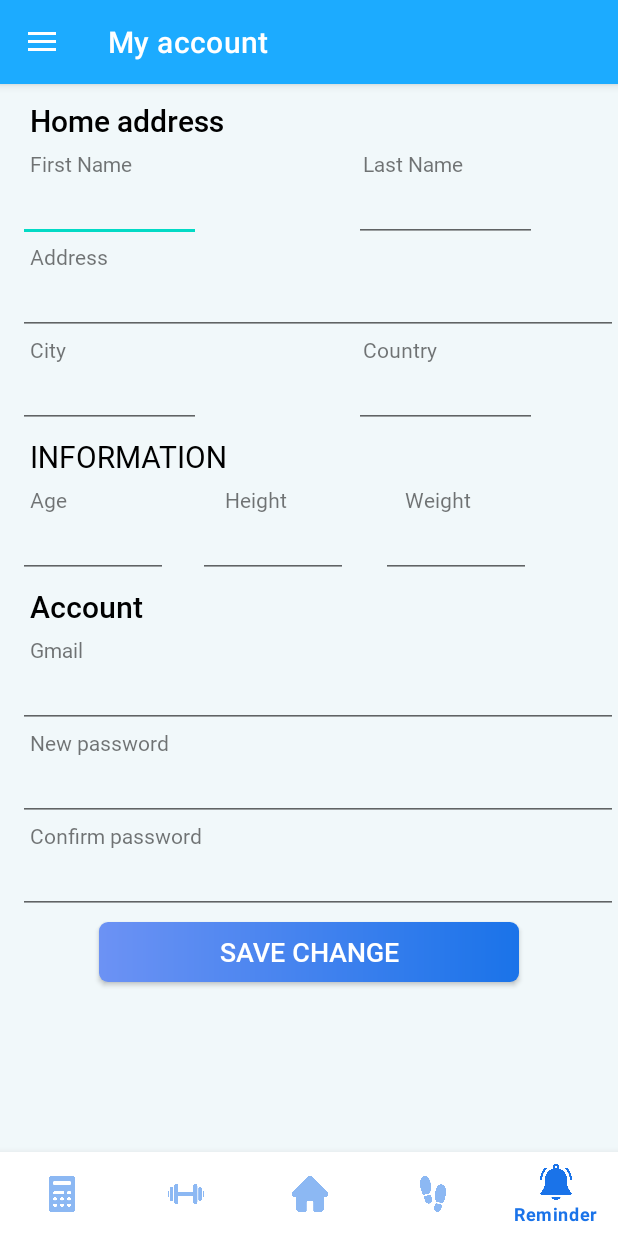
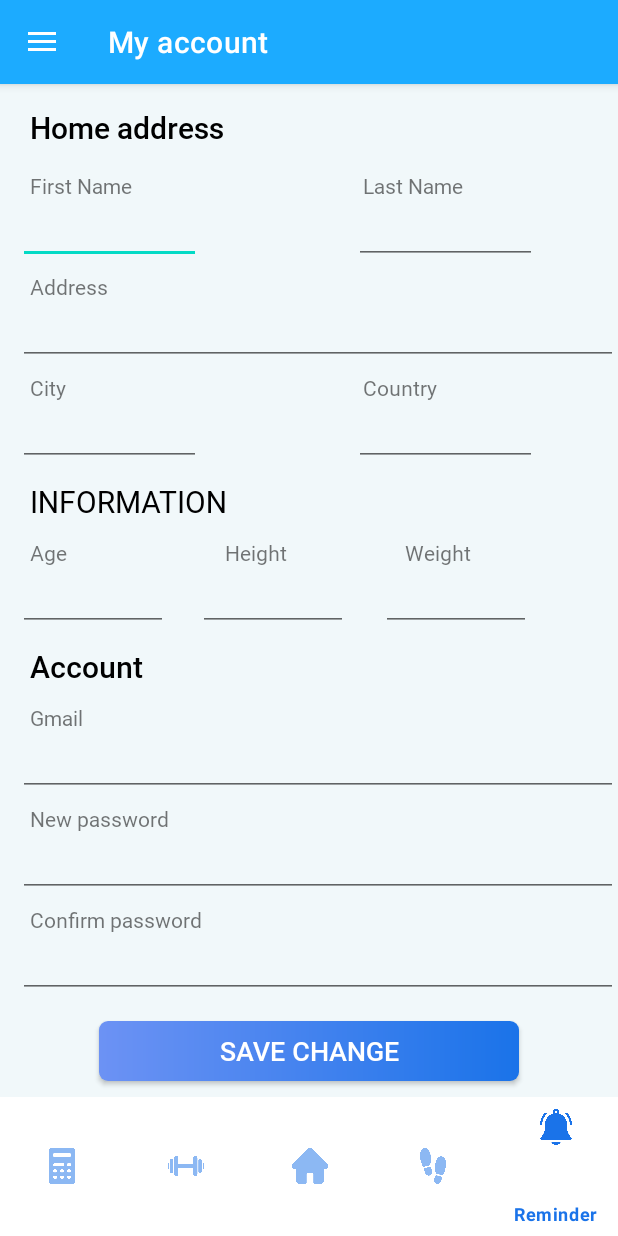
Before and after one commit to baonehe/Fitness, an Android app: the HomeActivity screen opened directly, with no data from a screen before it, in the side drawer, after a tap on "My account", on a phone screen of 412 x 824 dp. Run offline under Robolectric (Android 15) with nearby library versions, the phone set to English and light mode, and no system bars; our stand-ins replace Firebase (no records; nobody signed in at launch, a user with empty details on screens opened directly); libraries missing offline, so code that uses them is left out: com.github.mikephil.charting.

Commit message:
Update Maps

```diff
--- a/UDDD_Project/app/build.gradle
+++ b/UDDD_Project/app/build.gradle
@@ -43,6 +43,7 @@ dependencies {
     implementation 'androidx.constraintlayout:constraintlayout:2.1.3'
     implementation 'com.google.firebase:firebase-auth:21.0.4'
     implementation 'pl.droidsonroids.gif:android-gif-drawable:1.2.19'
+    implementation 'com.google.android.gms:play-services-maps:18.0.2'
     implementation 'androidx.legacy:legacy-support-v4:1.0.0'
     implementation 'androidx.navigation:navigation-fragment:2.3.5'
     implementation 'androidx.navigation:navigation-ui:2.3.5'
--- a/UDDD_Project/app/src/main/res/layout/activity_home.xml
+++ b/UDDD_Project/app/src/main/res/layout/activity_home.xml
@@ -7,7 +7,6 @@
     android:layout_width="match_parent"
     android:layout_height="match_parent"
     android:background="#F1F8FA"
-    android:fitsSystemWindows="true"
     tools:context=".HomeActivity">
 
     <LinearLayout
@@ -20,6 +19,7 @@
             android:layout_width="match_parent"
             android:layout_height="wrap_content"
             android:theme="@style/ThemeOverlay.AppCompat.Dark.ActionBar">
+
             <androidx.appcompat.widget.Toolbar
                 android:id="@+id/toolbar"
                 android:layout_width="match_parent"
@@ -27,25 +27,32 @@
                 android:theme="@style/ThemeOverlay.AppCompat.Dark.ActionBar" />
 
         </com.google.android.material.appbar.AppBarLayout>
+
+        <FrameLayout
+            android:id="@+id/content_frame"
+            android:layout_width="match_parent"
+            android:layout_height="670dp"
+            android:layout_below="@+id/appbar_layout"
+            android:layout_marginTop="5sp" >
+
+        </FrameLayout>
+
         <RelativeLayout
             android:layout_width="match_parent"
-            android:layout_height="0dp"
-            android:layout_weight="1">
-            <FrameLayout
-                android:id="@+id/content_frame"
+            android:layout_height="match_parent"
+            android:layout_gravity="bottom">
+
+
+            <com.google.android.material.bottomnavigation.BottomNavigationView
+                android:id="@+id/bottom_navigation"
                 android:layout_width="match_parent"
                 android:layout_height="match_parent"
-                android:layout_marginTop="5sp" >
-            </FrameLayout>
+                app:itemIconTint="@drawable/bottom_nav_icon"
+                app:itemTextColor="#1A73E9"
+                app:menu="@menu/bottom_nav" />
+
+
         </RelativeLayout>
-        <com.google.android.material.bottomnavigation.BottomNavigationView
-            android:id="@+id/bottom_navigation"
-            android:layout_width="match_parent"
-            android:layout_height="wrap_content"
-            android:layout_gravity="bottom"
-            app:itemIconTint="@drawable/bottom_nav_icon"
-            app:itemTextColor="#1A73E9"
-            app:menu="@menu/bottom_nav" />
     </LinearLayout>
 
     <com.google.android.material.navigation.NavigationView
--- a/UDDD_Project/app/src/main/res/layout/activity_loading_page.xml
+++ b/UDDD_Project/app/src/main/res/layout/activity_loading_page.xml
@@ -9,10 +9,8 @@
     <pl.droidsonroids.gif.GifImageView
         android:layout_width="150dp"
         android:layout_height="150dp"
-        android:layout_centerVertical="true"
-        android:layout_centerHorizontal="true"
-        android:background="@drawable/eatergif"
-        />
+        android:layout_centerInParent="true"
+        android:background="@drawable/eatergif" />
 
     <pl.droidsonroids.gif.GifImageView
         android:layout_width="wrap_content"
--- a/UDDD_Project/app/src/main/res/layout/activity_register.xml
+++ b/UDDD_Project/app/src/main/res/layout/activity_register.xml
@@ -25,6 +25,12 @@
             android:textStyle="bold">
 
         </TextView>
+
+        <pl.droidsonroids.gif.GifImageView
+            android:layout_width="match_parent"
+            android:layout_height="175dp"
+            android:scaleType="centerCrop"
+            android:src="@drawable/planegif" />
 
         <com.google.android.material.textfield.TextInputLayout
             android:id="@+id/email_text_input_register"
--- a/UDDD_Project/app/src/main/res/layout/fragment_my_account.xml
+++ b/UDDD_Project/app/src/main/res/layout/fragment_my_account.xml
@@ -6,7 +6,7 @@
     android:layout_height="match_parent"
     tools:context=".MyAccountFragment">
 
-<!--    <include layout="@layout/toolbar"/>-->
+    <!--    <include layout="@layout/toolbar"/>-->
 
     <LinearLayout
         android:layout_width="match_parent"
@@ -16,234 +16,265 @@
         <TextView
             android:layout_width="match_parent"
             android:layout_height="wrap_content"
+            android:layout_marginTop="10dp"
+            android:layout_marginBottom="5dp"
             android:fontFamily="@font/roboto_medium"
+            android:paddingLeft="20dp"
             android:text="Home address"
-            android:layout_marginTop="5dp"
-            android:paddingLeft="20dp"
-            android:layout_marginBottom="5dp"
-            android:textSize="20dp"
-            android:textColor="@color/black"/>
+            android:textColor="@color/black"
+            android:textSize="20dp" />
+
         <LinearLayout
             android:layout_width="match_parent"
-            android:orientation="horizontal"
-            android:layout_height="wrap_content">
+            android:layout_height="wrap_content"
+            android:layout_marginTop="10dp"
+            android:orientation="horizontal">
+
             <TextView
                 android:layout_width="122dp"
+                android:layout_height="wrap_content"
+                android:layout_marginRight="100dp"
                 android:fontFamily="@font/roboto"
-                android:layout_height="wrap_content"
-                android:text="First Name"
-                android:layout_marginRight="100dp"
-                android:paddingLeft="20dp"/>
+                android:paddingLeft="20dp"
+                android:text="First Name" />
+
             <TextView
                 android:layout_width="match_parent"
+                android:layout_height="wrap_content"
                 android:fontFamily="@font/roboto"
-                android:layout_height="wrap_content"
-                android:text="Last Name"
-                android:paddingLeft="20dp"/>
+                android:paddingLeft="20dp"
+                android:text="Last Name" />
         </LinearLayout>
 
         <LinearLayout
             android:layout_width="match_parent"
-            android:orientation="horizontal"
-            android:layout_height="wrap_content">
-            <EditText
-                android:maxLines="1"
-                android:fontFamily="@font/roboto"
-                android:layout_width="122dp"
-                android:layout_marginLeft="12dp"
-                android:layout_height="wrap_content"
-                android:textSize="16dp"
-                android:layout_marginRight="100dp" />
+            android:layout_height="wrap_content"
+            android:orientation="horizontal">
+
             <EditText
                 android:layout_width="122dp"
+                android:layout_height="wrap_content"
+                android:layout_marginLeft="12dp"
+                android:layout_marginRight="100dp"
+                android:fontFamily="@font/roboto"
                 android:maxLines="1"
+                android:textSize="16dp" />
+
+            <EditText
+                android:layout_width="122dp"
+                android:layout_height="wrap_content"
+                android:layout_marginLeft="2dp"
                 android:fontFamily="@font/roboto"
-                android:layout_height="wrap_content"
-                android:textSize="16dp"
-                android:layout_marginLeft="2dp"/>
+                android:maxLines="1"
+                android:textSize="16dp" />
         </LinearLayout>
+
         <TextView
             android:layout_width="match_parent"
+            android:layout_height="wrap_content"
+            android:layout_marginTop="5dp"
             android:fontFamily="@font/roboto"
-            android:layout_height="wrap_content"
-            android:text="Address"
-            android:paddingLeft="20dp"/>
+            android:paddingLeft="20dp"
+            android:text="Address" />
+
         <EditText
             android:layout_width="match_parent"
+            android:layout_height="wrap_content"
+            android:layout_marginLeft="12dp"
             android:fontFamily="@font/roboto"
-            android:layout_height="wrap_content"
-            android:textSize="16dp"
             android:maxLines="1"
-            android:layout_marginLeft="12dp"/>
+            android:textSize="16dp" />
 
         <LinearLayout
             android:layout_width="match_parent"
-            android:orientation="horizontal"
-            android:layout_height="wrap_content">
+            android:layout_height="wrap_content"
+            android:layout_marginTop="5dp"
+            android:orientation="horizontal">
+
             <TextView
                 android:layout_width="122dp"
+                android:layout_height="wrap_content"
+                android:layout_marginRight="100dp"
                 android:fontFamily="@font/roboto"
-                android:layout_height="wrap_content"
-                android:text="City"
-                android:layout_marginRight="100dp"
-                android:paddingLeft="20dp"/>
+                android:paddingLeft="20dp"
+                android:text="City" />
+
             <TextView
                 android:layout_width="match_parent"
+                android:layout_height="wrap_content"
                 android:fontFamily="@font/roboto"
-                android:layout_height="wrap_content"
-                android:text="Country"
-                android:paddingLeft="20dp"/>
+                android:paddingLeft="20dp"
+                android:text="Country" />
         </LinearLayout>
 
         <LinearLayout
             android:layout_width="match_parent"
-            android:orientation="horizontal"
-            android:layout_height="wrap_content">
+            android:layout_height="wrap_content"
+            android:orientation="horizontal">
+
             <EditText
                 android:layout_width="122dp"
+                android:layout_height="wrap_content"
+                android:layout_marginLeft="12dp"
+                android:layout_marginRight="100dp"
                 android:fontFamily="@font/roboto"
-                android:layout_marginLeft="12dp"
-                android:layout_height="wrap_content"
                 android:maxLines="1"
-                android:textSize="16dp"
-                android:layout_marginRight="100dp" />
+                android:textSize="16dp" />
+
             <EditText
                 android:layout_width="122dp"
+                android:layout_height="wrap_content"
+                android:layout_marginLeft="2dp"
                 android:fontFamily="@font/roboto"
-                android:layout_height="wrap_content"
-                android:textSize="16dp"
                 android:maxLines="1"
-                android:layout_marginLeft="2dp"/>
+                android:textSize="16dp" />
         </LinearLayout>
+
         <TextView
             android:layout_width="match_parent"
+            android:layout_height="wrap_content"
+            android:layout_marginTop="10dp"
+            android:layout_marginBottom="5dp"
             android:fontFamily="@font/roboto"
-            android:layout_height="wrap_content"
+            android:paddingLeft="20dp"
             android:text="INFORMATION"
-            android:layout_marginTop="5dp"
-            android:paddingLeft="20dp"
-            android:layout_marginBottom="5dp"
-            android:textSize="20dp"
-            android:textColor="@color/black"/>
+            android:textColor="@color/black"
+            android:textSize="20dp" />
+
         <LinearLayout
             android:layout_width="match_parent"
-            android:orientation="horizontal"
-            android:layout_height="wrap_content">
+            android:layout_height="wrap_content"
+            android:layout_marginTop="5dp"
+            android:orientation="horizontal">
+
             <TextView
                 android:layout_width="50dp"
                 android:layout_height="wrap_content"
+                android:layout_marginRight="90dp"
                 android:fontFamily="@font/roboto"
-                android:text="Age"
-                android:layout_marginRight="90dp"
-                android:paddingLeft="20dp"/>
+                android:paddingLeft="20dp"
+                android:text="Age" />
+
             <TextView
                 android:layout_width="70dp"
+                android:layout_height="wrap_content"
+                android:layout_marginRight="60dp"
                 android:fontFamily="@font/roboto"
-                android:layout_height="wrap_content"
-                android:text="Height"
-                android:layout_marginRight="60dp"
-                android:paddingLeft="10dp"/>
+                android:paddingLeft="10dp"
+                android:text="Height" />
+
             <TextView
                 android:layout_width="70dp"
+                android:layout_height="wrap_content"
                 android:fontFamily="@font/roboto"
-                android:text="Weight"
                 android:paddingLeft="0dp"
-                android:layout_height="wrap_content"/>
+                android:text="Weight" />
         </LinearLayout>
 
         <LinearLayout
             android:layout_width="match_parent"
-            android:orientation="horizontal"
-            android:layout_height="wrap_content">
+            android:layout_height="wrap_content"
+            android:orientation="horizontal">
+
             <EditText
                 android:layout_width="100dp"
+                android:layout_height="wrap_content"
+                android:layout_marginLeft="12dp"
+                android:layout_marginRight="20dp"
                 android:fontFamily="@font/roboto"
-                android:layout_marginLeft="12dp"
-                android:layout_height="wrap_content"
-                android:textSize="16dp"
                 android:maxLines="1"
-                android:layout_marginRight="20dp" />
+                android:textSize="16dp" />
+
             <EditText
                 android:layout_width="100dp"
+                android:layout_height="wrap_content"
+                android:layout_marginRight="20dp"
                 android:fontFamily="@font/roboto"
-                android:layout_height="wrap_content"
                 android:maxLines="1"
-                android:textSize="16dp"
-                android:layout_marginRight="20dp"/>
+                android:textSize="16dp" />
+
             <EditText
                 android:layout_width="100dp"
+                android:layout_height="wrap_content"
+                android:layout_marginLeft="2dp"
                 android:fontFamily="@font/roboto"
-                android:layout_height="wrap_content"
-                android:textSize="16dp"
                 android:maxLines="1"
-                android:layout_marginLeft="2dp"/>
+                android:textSize="16dp" />
         </LinearLayout>
-        <TextView
-            android:layout_width="match_parent"
-            android:fontFamily="@font/roboto_medium"
-            android:layout_height="wrap_content"
-            android:text="Account"
-            android:layout_marginTop="5dp"
-            android:paddingLeft="20dp"
-            android:textSize="20dp"
-            android:layout_marginBottom="5dp"
-            android:textColor="@color/black"/>
-
-        <TextView
-            android:layout_width="match_parent"
-            android:fontFamily="@font/roboto"
-            android:layout_height="wrap_content"
-            android:text="Gmail"
-            android:paddingLeft="20dp"/>
-        <EditText
-            android:focusable="false"
-            android:inputType="none"
-            android:fontFamily="@font/roboto"
-            android:layout_width="match_parent"
-            android:layout_height="wrap_content"
-            android:textSize="16dp"
-            android:maxLines="1"
-            android:layout_marginLeft="12dp"/>
 
         <TextView
             android:layout_width="match_parent"
             android:layout_height="wrap_content"
-            android:fontFamily="@font/roboto"
-            android:text="New password"
-            android:paddingLeft="20dp"/>
-        <EditText
-            android:layout_width="match_parent"
-            android:fontFamily="@font/roboto"
-            android:layout_height="wrap_content"
-            android:maxLines="1"
-            android:textSize="16dp"
-            android:layout_marginLeft="12dp"/>
+            android:layout_marginTop="10dp"
+            android:layout_marginBottom="5dp"
+            android:fontFamily="@font/roboto_medium"
+            android:paddingLeft="20dp"
+            android:text="Account"
+            android:textColor="@color/black"
+            android:textSize="20dp" />
 
         <TextView
             android:layout_width="match_parent"
+            android:layout_height="wrap_content"
+            android:layout_marginTop="5dp"
             android:fontFamily="@font/roboto"
-            android:layout_height="wrap_content"
-            android:text="Confirm password"
-            android:paddingLeft="20dp"/>
+            android:paddingLeft="20dp"
+            android:text="Gmail" />
+
         <EditText
             android:layout_width="match_parent"
+            android:layout_height="wrap_content"
+            android:layout_marginLeft="12dp"
+            android:focusable="false"
             android:fontFamily="@font/roboto"
+            android:inputType="none"
+            android:maxLines="1"
+            android:textSize="16dp" />
+
+        <TextView
+            android:layout_width="match_parent"
             android:layout_height="wrap_content"
-            android:textSize="16dp"
+            android:layout_marginTop="5dp"
+            android:fontFamily="@font/roboto"
+            android:paddingLeft="20dp"
+
+            android:text="New password" />
+
+        <EditText
+            android:layout_width="match_parent"
+            android:layout_height="wrap_content"
+            android:layout_marginLeft="12dp"
+            android:fontFamily="@font/roboto"
             android:maxLines="1"
-            android:layout_marginLeft="12dp"/>
+            android:textSize="16dp" />
+
+        <TextView
+            android:layout_width="match_parent"
+            android:layout_height="wrap_content"
+            android:layout_marginTop="5dp"
+            android:fontFamily="@font/roboto"
+            android:paddingLeft="20dp"
+            android:text="Confirm password" />
+
+        <EditText
+            android:layout_width="match_parent"
+            android:layout_height="wrap_content"
+            android:layout_marginLeft="12dp"
+            android:fontFamily="@font/roboto"
+            android:maxLines="1"
+            android:textSize="16dp" />
 
         <androidx.appcompat.widget.AppCompatButton
-            android:layout_marginTop="5dp"
+            android:layout_width="280dp"
+            android:layout_height="40dp"
+            android:layout_gravity="center"
+            android:layout_marginTop="15dp"
+            android:background="@drawable/button_blue"
+            android:elevation="6dp"
             android:fontFamily="@font/roboto_medium"
-            android:layout_width="280dp"
-            android:layout_gravity="center"
-            android:background="@drawable/button_blue"
             android:text="SAVE CHANGE"
-            android:textSize="18dp"
-            android:elevation="6dp"
             android:textColor="@color/white"
-            android:layout_height="40dp"/>
+            android:textSize="18dp" />
 
     </LinearLayout>
 </RelativeLayout>
--- a/UDDD_Project/app/src/main/res/layout/fragment_summary.xml
+++ b/UDDD_Project/app/src/main/res/layout/fragment_summary.xml
@@ -13,9 +13,7 @@
         android:layout_width="match_parent"
         android:layout_height="wrap_content"
         android:layout_gravity="center"
-        android:layout_marginLeft="8dp"
-        android:layout_marginRight="8dp"
-        android:layout_marginBottom="8dp"
+        android:layout_margin="10dp"
         card_view:cardCornerRadius="15dp">
 
         <LinearLayout
@@ -130,6 +128,7 @@
                                 android:progressDrawable="@drawable/custome_progressbar" />
 
                             <ImageView
+                                android:id="@+id/imgRun"
                                 android:layout_width="30dp"
                                 android:layout_height="161dp"
                                 android:layout_centerHorizontal="true"
--- a/UDDD_Project/app/src/main/res/layout/fragment_work_outs.xml
+++ b/UDDD_Project/app/src/main/res/layout/fragment_work_outs.xml
@@ -18,6 +18,7 @@
             android:id="@+id/menufood7day"
             android:layout_width="match_parent"
             android:layout_height="210dp"
+            android:layout_marginTop="10dp"
             android:layout_marginHorizontal="10sp"
             android:scaleType="fitXY"
             android:src="@drawable/background_food" />
--- a/UDDD_Project/app/src/main/res/values/strings.xml
+++ b/UDDD_Project/app/src/main/res/values/strings.xml
@@ -8,6 +8,7 @@
     <string name="summary_card_kilocalories">kcal</string>
     <string name="activity_chart_summary_subtitle">Detailed summary of your activities</string>
     <string name="title_activity_walk_step">WalkStepActivity</string>
+    <string name="title_activity_maps">MapsActivity</string>
     <!-- Strings used for fragments for navigation -->
     <string name="first_fragment_label">First Fragment</string>
     <string name="second_fragment_label">Second Fragment</string>
--- a/UDDD_Project/build.gradle
+++ b/UDDD_Project/build.gradle
@@ -9,6 +9,7 @@ buildscript {
 plugins {
     id 'com.android.application' version '7.1.3' apply false
     id 'com.android.library' version '7.1.3' apply false
+    id 'com.google.android.libraries.mapsplatform.secrets-gradle-plugin' version '2.0.1' apply false
 }
 
 task clean(type: Delete) {
```
Also changed, not shown: UDDD_Project/app/src/main/AndroidManifest.xml (+8 -0 lines), UDDD_Project/app/src/main/java/com/google/uddd_project/MapsActivity.java (added, +51 -0 lines), UDDD_Project/app/src/main/java/com/google/uddd_project/SummaryFragment.java (+10 -1 lines), UDDD_Project/app/src/main/res/layout/activity_forgot_pass.xml (+5 -5 lines), UDDD_Project/app/src/main/res/layout/activity_main.xml (+14 -14 lines), UDDD_Project/app/src/main/res/layout/activity_maps.xml (added, +9 -0 lines), UDDD_Project/app/src/main/res/layout/fragment_feedback.xml (+6 -5 lines), UDDD_Project/app/src/main/res/layout/fragment_home.xml (+8 -6 lines), UDDD_Project/app/src/main/res/layout/fragment_reminder.xml (+9 -7 lines), 410 other files.
